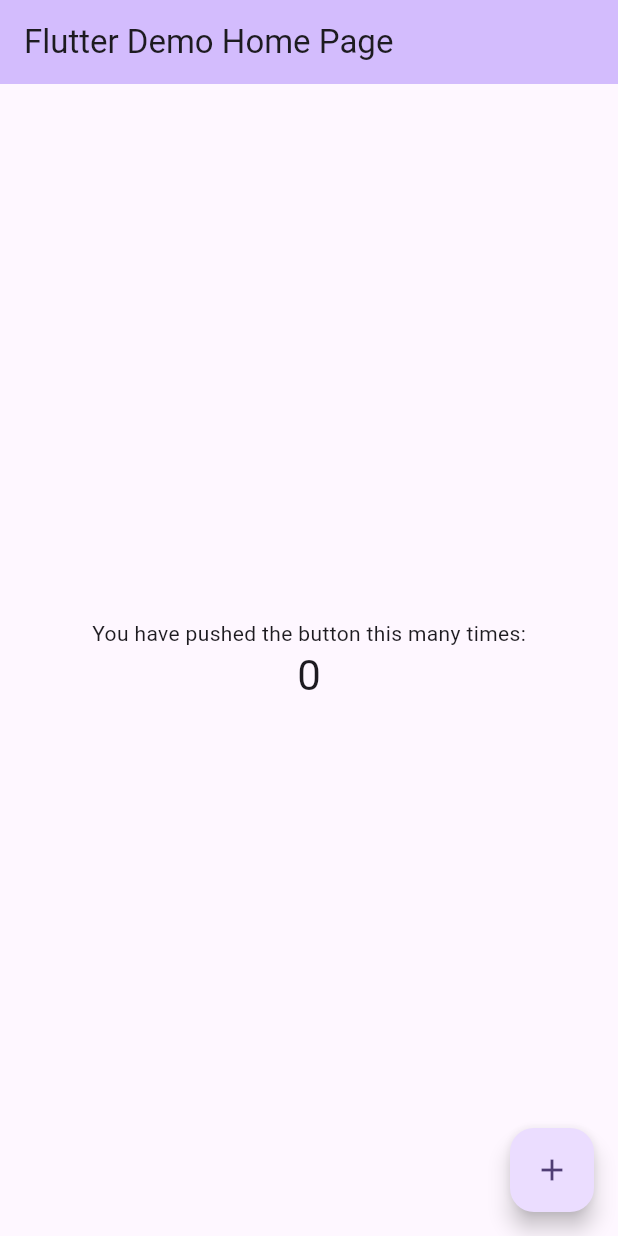
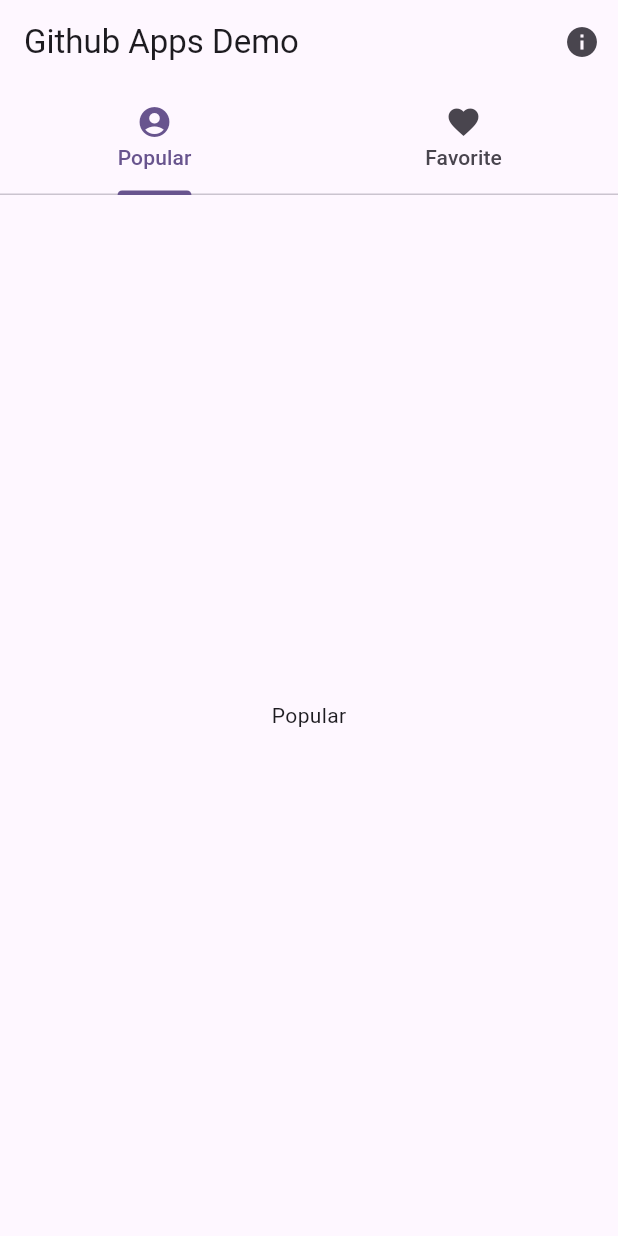
Before and after one commit to Brianyuko/User-Github-Borwita, a Flutter app: the screen it shows after launch, on a phone screen of 412 x 824 dp. Run offline on Flutter 3.47's test engine with Material 3 defaults, Android fonts, the phone set to English and light mode, and no system bars.

Commit message:
feat: tab bar view (#2)

```diff
--- a/lib/main.dart
+++ b/lib/main.dart
@@ -1,4 +1,6 @@
+import 'package:flutter/foundation.dart';
 import 'package:flutter/material.dart';
+import 'package:user_github_borwita/presentation/pages/main_page.dart';
 
 void main() {
   runApp(const MyApp());
@@ -11,59 +13,14 @@ class MyApp extends StatelessWidget {
   Widget build(BuildContext context) {
     return MaterialApp(
       title: 'Flutter Demo',
+      debugShowCheckedModeBanner: kReleaseMode ? false : true,
       theme: ThemeData(
         colorScheme: ColorScheme.fromSeed(seedColor: Colors.deepPurple),
         useMaterial3: true,
       ),
-      home: const MyHomePage(title: 'Flutter Demo Home Page'),
+      routes: <String, WidgetBuilder>{
+        '/': (BuildContext context) => const MainPage(),
+      },
     );
   }
 }
-
-class MyHomePage extends StatefulWidget {
-  const MyHomePage({super.key, required this.title});
-
-  final String title;
-
-  @override
-  State<MyHomePage> createState() => _MyHomePageState();
-}
-
-class _MyHomePageState extends State<MyHomePage> {
-  int _counter = 0;
-
-  void _incrementCounter() {
-    setState(() {
-      _counter++;
-    });
-  }
-
-  @override
-  Widget build(BuildContext context) {
-    return Scaffold(
-      appBar: AppBar(
-        backgroundColor: Theme.of(context).colorScheme.inversePrimary,
-        title: Text(widget.title),
-      ),
-      body: Center(
-        child: Column(
-          mainAxisAlignment: MainAxisAlignment.center,
-          children: <Widget>[
-            const Text(
-              'You have pushed the button this many times:',
-            ),
-            Text(
-              '$_counter',
-              style: Theme.of(context).textTheme.headlineMedium,
-            ),
-          ],
-        ),
-      ),
-      floatingActionButton: FloatingActionButton(
-        onPressed: _incrementCounter,
-        tooltip: 'Increment',
-        child: const Icon(Icons.add),
-      ), // This trailing comma makes auto-formatting nicer for build methods.
-    );
-  }
-}
--- /dev/null
+++ b/lib/presentation/pages/favorite_page_view.dart
@@ -0,0 +1,12 @@
+import 'package:flutter/material.dart';
+
+class FavoritePageView extends StatelessWidget {
+  const FavoritePageView({super.key});
+
+  @override
+  Widget build(BuildContext context) {
+    return const Center(
+      child: Text('Favorite'),
+    );
+  }
+}
--- /dev/null
+++ b/lib/presentation/pages/main_page.dart
@@ -0,0 +1,44 @@
+import 'package:flutter/material.dart';
+import 'package:user_github_borwita/presentation/pages/favorite_page_view.dart';
+import 'package:user_github_borwita/presentation/pages/popular_page_view.dart';
+
+class MainPage extends StatelessWidget {
+  const MainPage({super.key});
+
+  @override
+  Widget build(BuildContext context) {
+    return DefaultTabController(
+      length: 2,
+      child: Scaffold(
+        appBar: AppBar(
+          title: const Text('Github Apps Demo'),
+          centerTitle: false,
+          actions: [
+            IconButton(
+              icon: const Icon(Icons.info),
+              onPressed: () {},
+            ),
+          ],
+          bottom: const TabBar(
+            tabs: [
+              Tab(
+                text: 'Popular',
+                icon: Icon(Icons.account_circle),
+              ),
+              Tab(
+                text: 'Favorite',
+                icon: Icon(Icons.favorite),
+              ),
+            ],
+          ),
+        ),
+        body: const TabBarView(
+          children: [
+            PopularPageView(),
+            FavoritePageView(),
+          ],
+        ),
+      ),
+    );
+  }
+}
--- /dev/null
+++ b/lib/presentation/pages/popular_page_view.dart
@@ -0,0 +1,12 @@
+import 'package:flutter/material.dart';
+
+class PopularPageView extends StatelessWidget {
+  const PopularPageView({super.key});
+
+  @override
+  Widget build(BuildContext context) {
+    return const Center(
+      child: Text('Popular'),
+    );
+  }
+}
```
